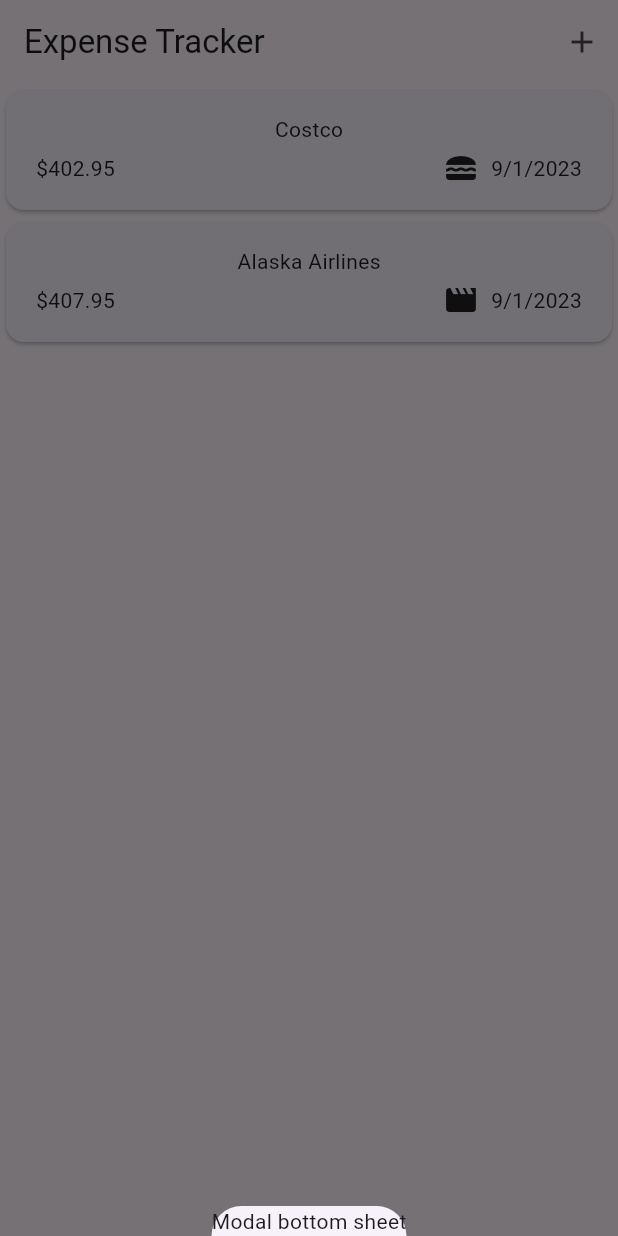
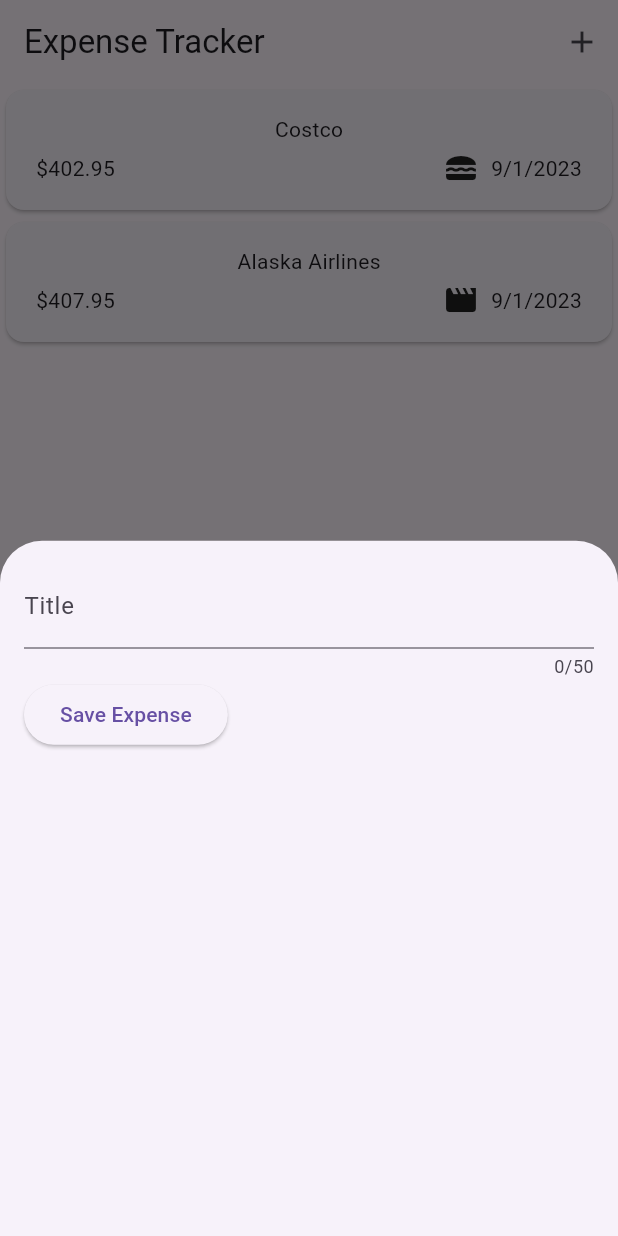
Before and after one commit to richellethorpe/flutter_expense_tracker, a Flutter app: the screen it shows after launch, after a tap on the "add" icon, on a phone screen of 412 x 824 dp. Run offline on Flutter 3.47's test engine with Material 2 defaults, Android fonts, the phone set to English and light mode, and no system bars.

Commit message:
add inital input field

```diff
--- a/lib/widgets/expenses.dart
+++ b/lib/widgets/expenses.dart
@@ -1,3 +1,4 @@
+import 'package:expense_tracker/widgets/new_expense.dart';
 import 'package:flutter/material.dart';
 import 'package:expense_tracker/models/expense.dart';
 import 'package:expense_tracker/widgets/expenses_list/expenses_list.dart';
@@ -27,7 +28,7 @@ class _ExpensesState extends State<Expenses> {
   void _openAddExpenseOverlay() {
     showModalBottomSheet(
       context: context,
-      builder: (ctx) => const Text('Modal bottom sheet'),
+      builder: (ctx) => const NewExpense(),
     );
   }
 
--- /dev/null
+++ b/lib/widgets/new_expense.dart
@@ -0,0 +1,47 @@
+import 'package:flutter/material.dart';
+
+class NewExpense extends StatefulWidget {
+  const NewExpense({super.key});
+
+  @override
+  State<NewExpense> createState() {
+    return _NewExpenseState();
+  }
+}
+
+class _NewExpenseState extends State<NewExpense> {
+  var _enteredTitle = '';
+
+  void _saveTitleInput(String inputValue) {
+    _enteredTitle = inputValue;
+  }
+
+  @override
+  Widget build(BuildContext context) {
+    return Padding(
+      padding: const EdgeInsets.all(16),
+      child: Column(
+        children: [
+          TextField(
+            onChanged: _saveTitleInput,
+            maxLength: 50,
+            decoration: const InputDecoration(
+                label: Text(
+              'Title',
+            )),
+          ),
+          Row(
+            children: [
+              ElevatedButton(
+                onPressed: () {
+                  print(_enteredTitle);
+                },
+                child: const Text('Save Expense'),
+              ),
+            ],
+          )
+        ],
+      ),
+    );
+  }
+}
```
